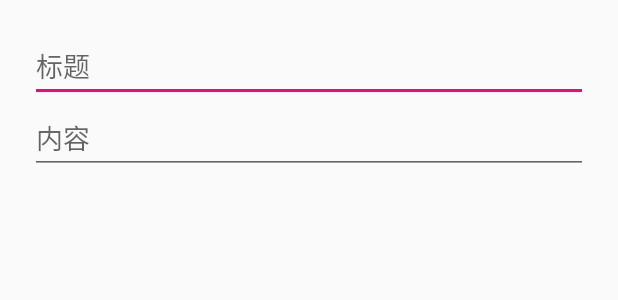
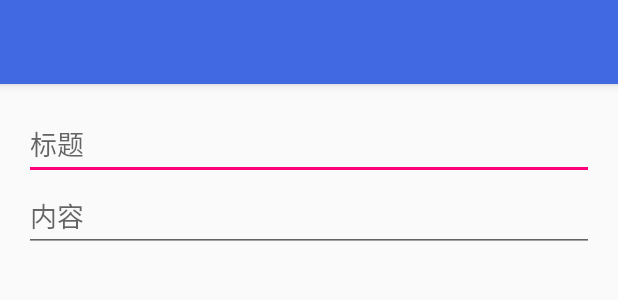
Before and after one commit to wandererparsifal/ToDo, an Android app: the layout activity_task_edit.xml on its own in the app's theme, with its tools: preview values and no code run, on a phone screen of 412 x 824 dp. Shown: the top 300 px of the screen. Run offline under Robolectric (Android 15) with nearby library versions, the phone set to English and light mode, and no system bars; plain views replace MaterialEditText.

Commit message:
add taskedit toolbar

```diff
--- a/app/src/main/res/layout/activity_task_edit.xml
+++ b/app/src/main/res/layout/activity_task_edit.xml
@@ -1,14 +1,31 @@
 <?xml version="1.0" encoding="utf-8"?>
-<LinearLayout xmlns:android="http://schemas.android.com/apk/res/android"
-              xmlns:app="http://schemas.android.com/apk/res-auto"
-              android:layout_width="match_parent"
-              android:layout_height="match_parent"
-              android:orientation="vertical"
-              android:padding="20dp">
+<LinearLayout
+    xmlns:android="http://schemas.android.com/apk/res/android"
+    xmlns:app="http://schemas.android.com/apk/res-auto"
+    android:layout_width="match_parent"
+    android:layout_height="match_parent"
+    android:orientation="vertical"
+    >
+
+    <android.support.design.widget.AppBarLayout
+        android:layout_width="match_parent"
+        android:layout_height="wrap_content"
+        android:theme="@style/AppTheme.AppBarOverlay">
+
+        <android.support.v7.widget.Toolbar
+            android:id="@+id/toolbar_task_edit"
+            android:layout_width="match_parent"
+            android:layout_height="?attr/actionBarSize"
+            />
+
+    </android.support.design.widget.AppBarLayout>
 
     <com.rengwuxian.materialedittext.MaterialEditText
         android:layout_width="match_parent"
         android:layout_height="wrap_content"
+        android:layout_marginLeft="16dp"
+        android:layout_marginRight="16dp"
+        android:layout_marginTop="16dp"
         android:hint="@string/title"
         android:textCursorDrawable="@drawable/color_cursor"
         app:met_baseColor="@color/colorAccent"
@@ -26,6 +43,8 @@
     <com.rengwuxian.materialedittext.MaterialEditText
         android:layout_width="match_parent"
         android:layout_height="wrap_content"
+        android:layout_marginLeft="16dp"
+        android:layout_marginRight="16dp"
         android:hint="@string/content"
         android:textCursorDrawable="@drawable/color_cursor"
         app:met_baseColor="@color/colorAccent"
--- a/app/src/main/res/values/strings.xml
+++ b/app/src/main/res/values/strings.xml
@@ -7,4 +7,5 @@
     <string name="action_settings">Settings</string>
     <string name="title">标题</string>
     <string name="content">内容</string>
+    <string name="done">完成</string>
 </resources>
--- a/app/src/main/res/values/styles.xml
+++ b/app/src/main/res/values/styles.xml
@@ -19,7 +19,7 @@
 
     <style name="AppTheme.Base" parent="Theme.AppCompat">
         <item name="windowActionBar">false</item>
-        <item name="android:windowNoTitle">true</item>
+        <item name="windowNoTitle">true</item>
         <!-- Actionbar color -->
         <item name="colorPrimary">@color/colorHotPink</item>
         <!--Status bar color-->
```
Also changed, not shown: app/src/main/java/com/parsifal/todo/ui/activity/TaskEditActivity.java (+37 -2 lines), app/src/main/res/drawable/vector_drawable_arrow_back.xml (added, +12 -0 lines), app/src/main/res/drawable/vector_drawable_done.xml (added, +11 -0 lines), app/src/main/res/menu/taskedit.xml (added, +9 -0 lines).
